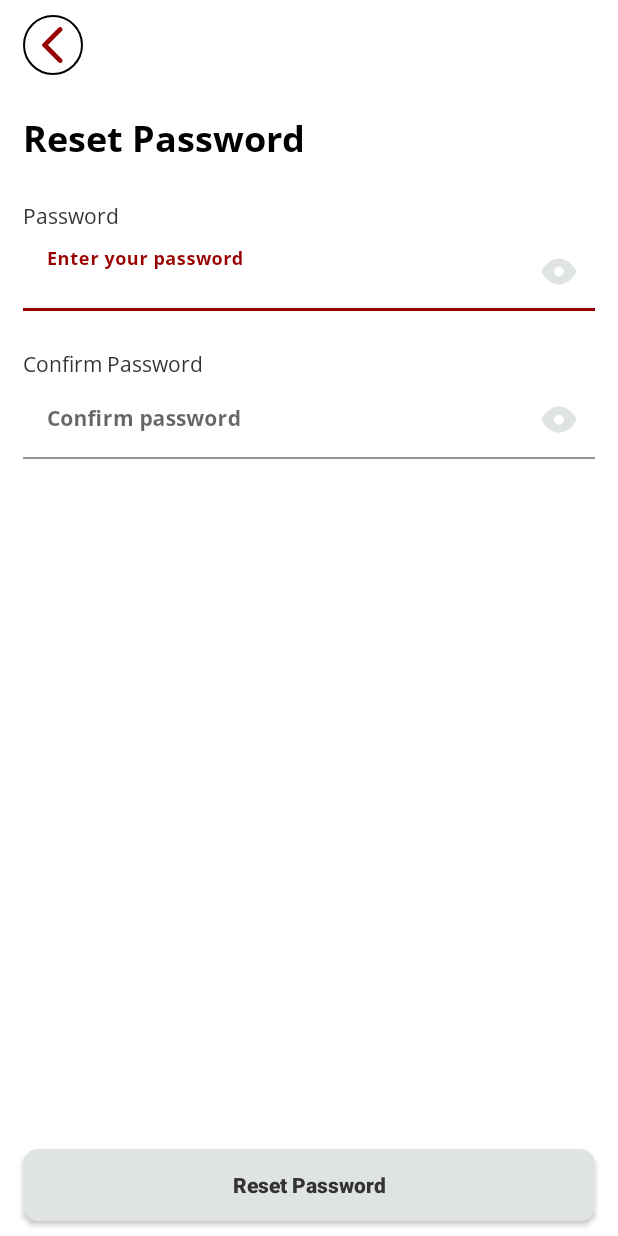
After one commit to fadlurahmanf/discipleship_mvp_tdd, an Android app: the ResetPasswordActivity screen opened directly, with no data from a screen before it, on a phone screen of 412 x 824 dp. The commit adds this screen. Run offline under Robolectric (Android 15) with nearby library versions, the phone set to English and light mode, and no system bars; network calls fail; 2 statements that could not run were skipped.

Commit message:
implement create reset password

```diff
--- a/app/src/main/java/com/fadlurahmanf/starter_app_mvp/di/component/AuthComponent.kt
+++ b/app/src/main/java/com/fadlurahmanf/starter_app_mvp/di/component/AuthComponent.kt
@@ -1,6 +1,8 @@
 package com.fadlurahmanf.starter_app_mvp.di.component
 
+import com.fadlurahmanf.starter_app_mvp.ui.auth.ForgotPasswordActivity
 import com.fadlurahmanf.starter_app_mvp.ui.auth.LoginActivity
+import com.fadlurahmanf.starter_app_mvp.ui.auth.ResetPasswordActivity
 import dagger.Subcomponent
 import javax.inject.Singleton
 
@@ -14,4 +16,6 @@ interface AuthComponent {
     }
 
     fun inject(activity:LoginActivity)
+    fun inject(activity:ForgotPasswordActivity)
+    fun inject(activity: ResetPasswordActivity)
 }
--- a/app/src/main/java/com/fadlurahmanf/starter_app_mvp/ui/auth/LoginActivity.kt
+++ b/app/src/main/java/com/fadlurahmanf/starter_app_mvp/ui/auth/LoginActivity.kt
@@ -108,6 +108,10 @@ class LoginActivity : BaseMvpActivity<LoginPresenter, ActivityLoginBinding>(Acti
             presenter.login(binding?.etEmail!!.text.toString(), binding?.etPassword!!.text.toString())
         }
 
+        binding?.tvForgotPassword?.setOnClickListener {
+            val intent = Intent(this, ForgotPasswordActivity::class.java)
+            startActivity(intent)
+        }
     }
 
     override fun loginSuccess(response: LoginResponse) {
--- /dev/null
+++ b/app/src/main/java/com/fadlurahmanf/starter_app_mvp/ui/auth/ResetPasswordActivity.kt
@@ -0,0 +1,28 @@
+package com.fadlurahmanf.starter_app_mvp.ui.auth
+
+import androidx.appcompat.app.AppCompatActivity
+import android.os.Bundle
+import com.fadlurahmanf.starter_app_mvp.BaseApp
+import com.fadlurahmanf.starter_app_mvp.base.BaseActivity
+import com.fadlurahmanf.starter_app_mvp.databinding.ActivityResetPasswordBinding
+import com.fadlurahmanf.starter_app_mvp.di.component.AuthComponent
+
+class ResetPasswordActivity : BaseActivity<ActivityResetPasswordBinding>(ActivityResetPasswordBinding::inflate) {
+    private lateinit var component: AuthComponent
+    override fun injectView() {
+        component = (applicationContext as BaseApp).appComponent.authComponent().create()
+        component.inject(this)
+    }
+
+    override fun setup() {
+        supportActionBar?.hide()
+        initAction()
+    }
+
+    private fun initAction() {
+        binding?.etlPassword?.setEndIconOnClickListener {
+//            binding?.etlPassword?.setEndIconTintList(Col)
+        }
+    }
+
+}
--- /dev/null
+++ b/app/src/main/res/layout/activity_reset_password.xml
@@ -0,0 +1,104 @@
+<?xml version="1.0" encoding="utf-8"?>
+<androidx.constraintlayout.widget.ConstraintLayout xmlns:android="http://schemas.android.com/apk/res/android"
+    xmlns:app="http://schemas.android.com/apk/res-auto"
+    xmlns:tools="http://schemas.android.com/tools"
+    android:layout_width="match_parent"
+    android:layout_height="match_parent"
+    tools:context=".ui.auth.ResetPasswordActivity">
+
+    <include layout="@layout/toolbar_back" android:id="@+id/toolbar"/>
+
+    <TextView
+        android:layout_width="wrap_content"
+        android:layout_height="wrap_content"
+        android:text="Reset Password"
+        android:id="@+id/tv_reset_password"
+        style="@style/Font.Bold.24"
+        app:layout_constraintTop_toBottomOf="@id/toolbar"
+        app:layout_constraintLeft_toLeftOf="parent"
+        android:layout_marginTop="@dimen/dimen_15dp"
+        android:layout_marginLeft="@dimen/dimen_15dp"/>
+
+    <TextView
+        android:layout_width="wrap_content"
+        android:layout_height="wrap_content"
+        app:layout_constraintLeft_toLeftOf="parent"
+        android:id="@+id/tv_password"
+        android:text="Password"
+        app:layout_constraintTop_toBottomOf="@id/tv_reset_password"
+        android:layout_marginTop="25dp"
+        android:layout_marginHorizontal="@dimen/dimen_15dp"
+        style="@style/Font.Regular.14"
+        android:textColor="@color/black_grey"/>
+
+    <com.google.android.material.textfield.TextInputLayout
+        android:layout_width="match_parent"
+        android:layout_height="wrap_content"
+        android:id="@+id/etl_password"
+        app:layout_constraintTop_toBottomOf="@id/tv_password"
+        app:layout_constraintLeft_toLeftOf="parent"
+        app:layout_constraintRight_toRightOf="parent"
+        app:endIconDrawable="@drawable/ic_eye"
+        app:endIconTint="@color/grey"
+        app:endIconMode="custom"
+        android:layout_marginHorizontal="@dimen/dimen_15dp">
+        <com.google.android.material.textfield.TextInputEditText
+            android:layout_width="match_parent"
+            android:layout_height="wrap_content"
+            android:id="@+id/et_password"
+            android:textColor="@color/black_grey"
+            android:hint="Enter your password"
+            android:textColorHint="@color/medium_grey"
+            style="@style/Font.Bold.14"
+            android:background="@color/white" />
+    </com.google.android.material.textfield.TextInputLayout>
+
+    <TextView
+        android:layout_width="wrap_content"
+        android:layout_height="wrap_content"
+        app:layout_constraintLeft_toLeftOf="parent"
+        android:id="@+id/tv_confirm_password"
+        android:text="Confirm Password"
+        app:layout_constraintTop_toBottomOf="@id/etl_password"
+        android:layout_marginTop="25dp"
+        android:layout_marginHorizontal="@dimen/dimen_15dp"
+        style="@style/Font.Regular.14"
+        android:textColor="@color/black_grey"/>
+
+    <com.google.android.material.textfield.TextInputLayout
+        android:layout_width="match_parent"
+        android:layout_height="wrap_content"
+        android:id="@+id/etl_confirm_password"
+        app:layout_constraintTop_toBottomOf="@id/tv_confirm_password"
+        app:layout_constraintLeft_toLeftOf="parent"
+        app:layout_constraintRight_toRightOf="parent"
+        app:endIconDrawable="@drawable/ic_eye"
+        app:endIconTint="@color/grey"
+        app:endIconMode="custom"
+        android:layout_marginHorizontal="@dimen/dimen_15dp">
+        <com.google.android.material.textfield.TextInputEditText
+            android:layout_width="match_parent"
+            android:layout_height="wrap_content"
+            android:id="@+id/et_confirm_password"
+            android:textColor="@color/black_grey"
+            android:hint="Confirm password"
+            android:textColorHint="@color/medium_grey"
+            style="@style/Font.Bold.14"
+            android:background="@color/white" />
+    </com.google.android.material.textfield.TextInputLayout>
+
+    <android.widget.Button
+        android:layout_width="match_parent"
+        android:layout_height="wrap_content"
+        android:text="Reset Password"
+        style="@style/Font.Bold.14"
+        android:textColor="@color/black_grey"
+        android:background="@drawable/grey_corner_10"
+        app:layout_constraintBottom_toBottomOf="parent"
+        app:layout_constraintLeft_toLeftOf="parent"
+        app:layout_constraintRight_toRightOf="parent"
+        android:layout_marginHorizontal="@dimen/dimen_15dp"
+        android:layout_marginVertical="@dimen/dimen_10dp"
+        android:textAllCaps="false"/>
+
+</androidx.constraintlayout.widget.ConstraintLayout>
```
Also changed, not shown: app/src/main/AndroidManifest.xml (+18 -0 lines), app/src/main/java/com/fadlurahmanf/starter_app_mvp/base/BaseFragment.kt (+17 -17 lines), app/src/main/java/com/fadlurahmanf/starter_app_mvp/ui/auth/ForgotPasswordActivity.kt (added, +23 -0 lines), app/src/main/java/com/fadlurahmanf/starter_app_mvp/ui/core/SplashActivity.kt (+21 -0 lines), app/src/main/java/com/fadlurahmanf/starter_app_mvp/ui/home/tab/GroupBoardFragment.kt (+18 -0 lines), app/src/main/res/drawable/white_red_border_5_corner_30.xml (added, +7 -0 lines), app/src/main/res/layout/activity_forgot_password.xml (added, +69 -0 lines), app/src/main/res/layout/navigation_view_layout.xml (+10 -0 lines).
